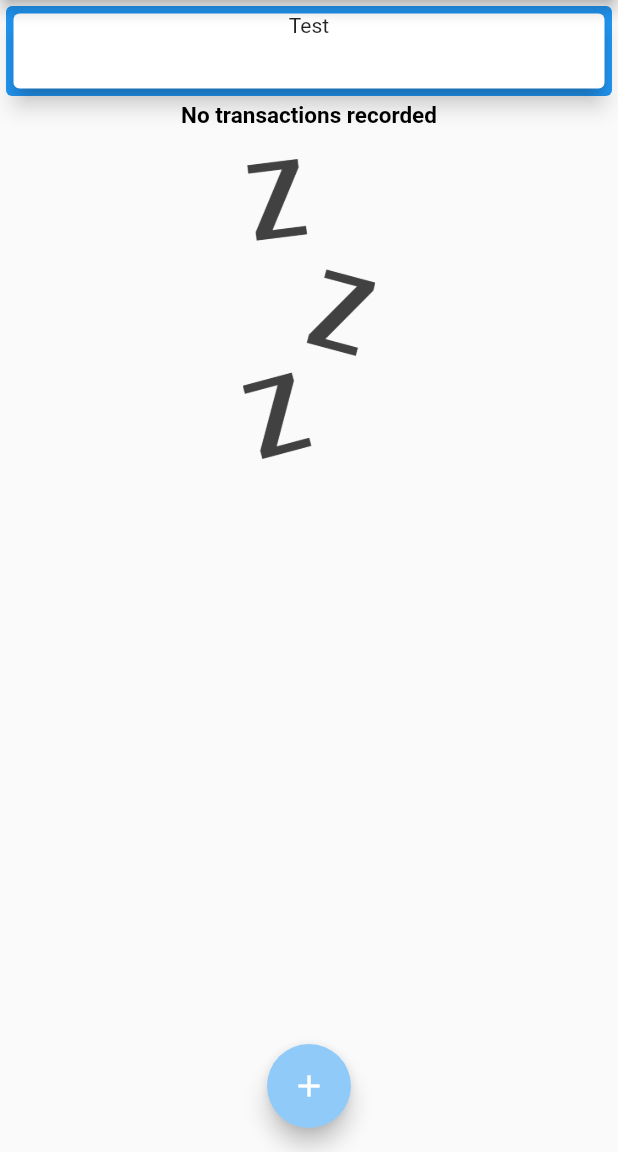
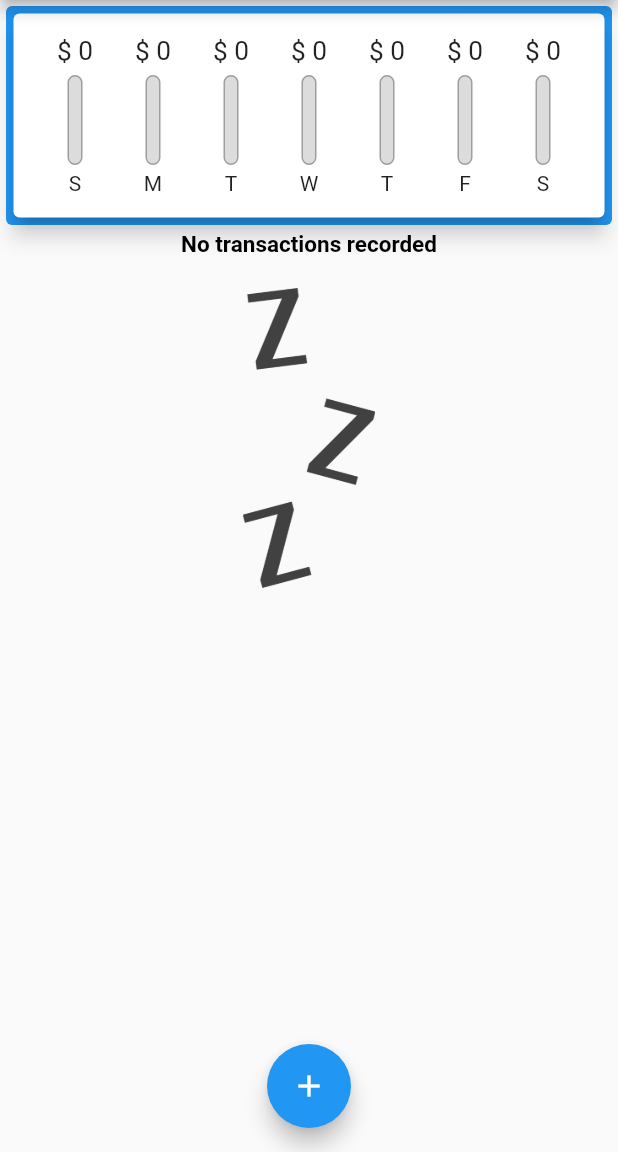
Before and after one commit to philippe-heitzmann/personal_expenses_app, a Flutter app: the screen it shows after launch, on a phone screen of 412 x 824 dp, the part 84-1236 px from its top. Run offline on Flutter 3.47's test engine with Material 2 defaults, Android fonts, the phone set to English and light mode, and no system bars.

Commit message:
adding chart_bar widget

```diff
--- a/lib/main.dart
+++ b/lib/main.dart
@@ -131,7 +131,17 @@ class _MyHomePageState extends State<MyHomePage> {
     });
   }
 
-  void _startAddNewTransaction(BuildContext ctx) {
+  List<Transaction> get _recentTransactions {
+    return _userTransactions.where((tx) {
+      return tx.datetime.isAfter(
+        DateTime.now().subtract(
+          Duration(days: 7),
+        ),
+      );
+    }).toList();
+  }
+
+  void _addNewTransaction(BuildContext ctx) {
     showModalBottomSheet(
         context: ctx,
         builder: (_) {
@@ -160,7 +170,7 @@ class _MyHomePageState extends State<MyHomePage> {
         actions: [
           IconButton(
             icon: Icon(Icons.add),
-            onPressed: () => _startAddNewTransaction(context),
+            onPressed: () => _addNewTransaction(context),
           ),
         ],
       ),
@@ -176,7 +186,7 @@ class _MyHomePageState extends State<MyHomePage> {
                 crossAxisAlignment: CrossAxisAlignment.start,
                 mainAxisAlignment: MainAxisAlignment.start,
                 children: [
-                  Chart(),
+                  Chart(transactionsList: _recentTransactions),
                 ],
               ),
             ),
@@ -188,8 +198,8 @@ class _MyHomePageState extends State<MyHomePage> {
       floatingActionButton: FloatingActionButton(
         child: Icon(Icons.add),
         // backgroundColor: Theme.of(context).appBarTheme.backgroundColor,
-        backgroundColor: Theme.of(context).backgroundColor,
-        onPressed: () => _startAddNewTransaction(context),
+        backgroundColor: Theme.of(context).appBarTheme.backgroundColor,
+        onPressed: () => _addNewTransaction(context),
       ),
     );
   }
--- a/lib/transaction_wrapper.dart
+++ b/lib/transaction_wrapper.dart
@@ -1,6 +1,5 @@
 import 'package:flutter/material.dart';
-import 'package:flutter/src/foundation/key.dart';
-import 'package:flutter/src/widgets/framework.dart';
+import 'package:intl/intl.dart';
 import 'package:personal_expenses_app/transaction_card.dart';
 
 import './transaction_card.dart';
@@ -33,7 +32,27 @@ class TransactionWrapper extends StatelessWidget {
             )
           : ListView.builder(
               itemBuilder: (ctx, index) {
-                return TransactionCard(transaction: transactionsList[index]);
+                // return TransactionCard(transaction: transactionsList[index]);
+                return Card(
+                  elevation: 4,
+                  margin: EdgeInsets.symmetric(vertical: 8, horizontal: 5),
+                  child: ListTile(
+                    leading: CircleAvatar(
+                        radius: 30,
+                        child: Padding(
+                          padding: EdgeInsets.all(6),
+                          child: FittedBox(
+                              child:
+                                  Text('\$ ${transactionsList[index].amount}')),
+                        )),
+                    title: Text('${transactionsList[index].itemName}',
+                        style: Theme.of(context).textTheme.headline5),
+                    subtitle: Text(
+                      '${DateFormat.yMMMd().format(transactionsList[index].datetime)} ',
+                      style: Theme.of(context).textTheme.headline4,
+                    ),
+                  ),
+                );
               },
               itemCount: transactionsList.length,
               // children: <Widget>[
@@ -45,3 +64,5 @@ class TransactionWrapper extends StatelessWidget {
     );
   }
 }
+
+//child: ))
--- a/lib/widgets/chart.dart
+++ b/lib/widgets/chart.dart
@@ -1,18 +1,67 @@
 import 'package:flutter/material.dart';
+import 'package:intl/intl.dart';
+
+import '../models/transaction.dart';
+import './chart_bar.dart';
 
 class Chart extends StatelessWidget {
-  const Chart({Key? key}) : super(key: key);
+  // const Chart({Key? key}) : super(key: key);
+
+  final List<Transaction> transactionsList;
+
+  Chart({required this.transactionsList});
+
+  List<Map<String, dynamic>> get groupedTransactionValues {
+    return List.generate(7, (index) {
+      final weekDay = DateTime.now().subtract(
+        Duration(days: index),
+      );
+      var totalSum = 0.0;
+
+      for (var i = 0; i < transactionsList.length; i++) {
+        if (transactionsList[i].datetime.day == weekDay.day &&
+            transactionsList[i].datetime.month == weekDay.month &&
+            transactionsList[i].datetime.year == weekDay.year) {
+          totalSum += transactionsList[i].amount;
+        }
+      }
+
+      return {
+        'day': DateFormat.E().format(weekDay).substring(0, 1),
+        'amount': totalSum
+      };
+    }).reversed.toList();
+  }
+
+  double get _totalSpending {
+    return groupedTransactionValues.fold(0.0, (sum, ele) {
+      return sum + ele['amount'];
+    });
+  }
 
   @override
   Widget build(BuildContext context) {
     return Card(
         elevation: 6,
         margin: EdgeInsets.all(5),
-        child: Container(
-            height: 50,
-            width: double.infinity,
-            child: Column(
-              children: [Text('Test')],
-            )));
+        child: Padding(
+          padding: EdgeInsets.all(15),
+          child: Row(
+            mainAxisAlignment: MainAxisAlignment.spaceAround,
+            children: groupedTransactionValues.map((data) {
+              return Flexible(
+                flex: 2,
+                fit: FlexFit.tight,
+                child: ChartBar(
+                  label: data['day'],
+                  spendingAmount: data['amount'],
+                  spendingPctOfTotal: _totalSpending == 0.0
+                      ? 0.0
+                      : data['amount'] / _totalSpending,
+                ),
+              );
+            }).toList(),
+          ),
+        ));
   }
 }
--- /dev/null
+++ b/lib/widgets/chart_bar.dart
@@ -0,0 +1,51 @@
+import 'package:flutter/material.dart';
+
+class ChartBar extends StatelessWidget {
+  final String label;
+  final double spendingAmount;
+  final double spendingPctOfTotal;
+
+  ChartBar(
+      {required this.label,
+      required this.spendingAmount,
+      required this.spendingPctOfTotal});
+
+  @override
+  Widget build(BuildContext context) {
+    return Column(
+      children: [
+        Container(
+            height: 20,
+            child: FittedBox(
+                child: Text('\$ ${spendingAmount.toStringAsFixed(0)}'))),
+        SizedBox(
+          height: 6,
+        ),
+        Container(
+          height: 60,
+          width: 10,
+          child: Stack(
+            children: [
+              Container(
+                decoration: BoxDecoration(
+                  border: Border.all(color: Colors.grey, width: 1.0),
+                  color: Color.fromRGBO(220, 220, 220, 1),
+                  borderRadius: BorderRadius.circular(10),
+                ),
+              ),
+              FractionallySizedBox(
+                heightFactor: spendingPctOfTotal,
+                child: Container(
+                    decoration: BoxDecoration(
+                        color: Theme.of(context).primaryColor,
+                        borderRadius: BorderRadius.circular(10))),
+              )
+            ],
+          ),
+        ),
+        SizedBox(height: 4),
+        Text(label),
+      ],
+    );
+  }
+}
```
Also changed, not shown: lib/widgets/user_transactions.dart (deleted).
